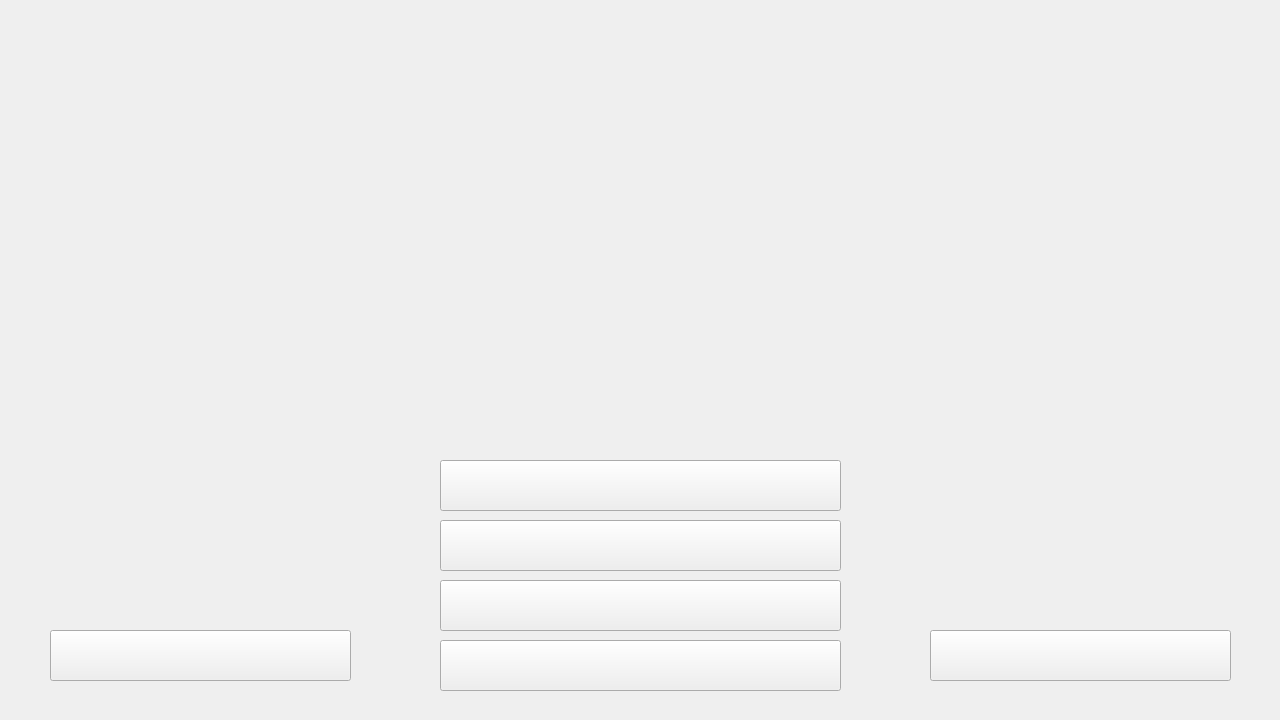
This is client/windows/mainwindow.ui in HFDLYS/HeartstringsResonance as Qt 5 draws it before an edit. The edited form follows.
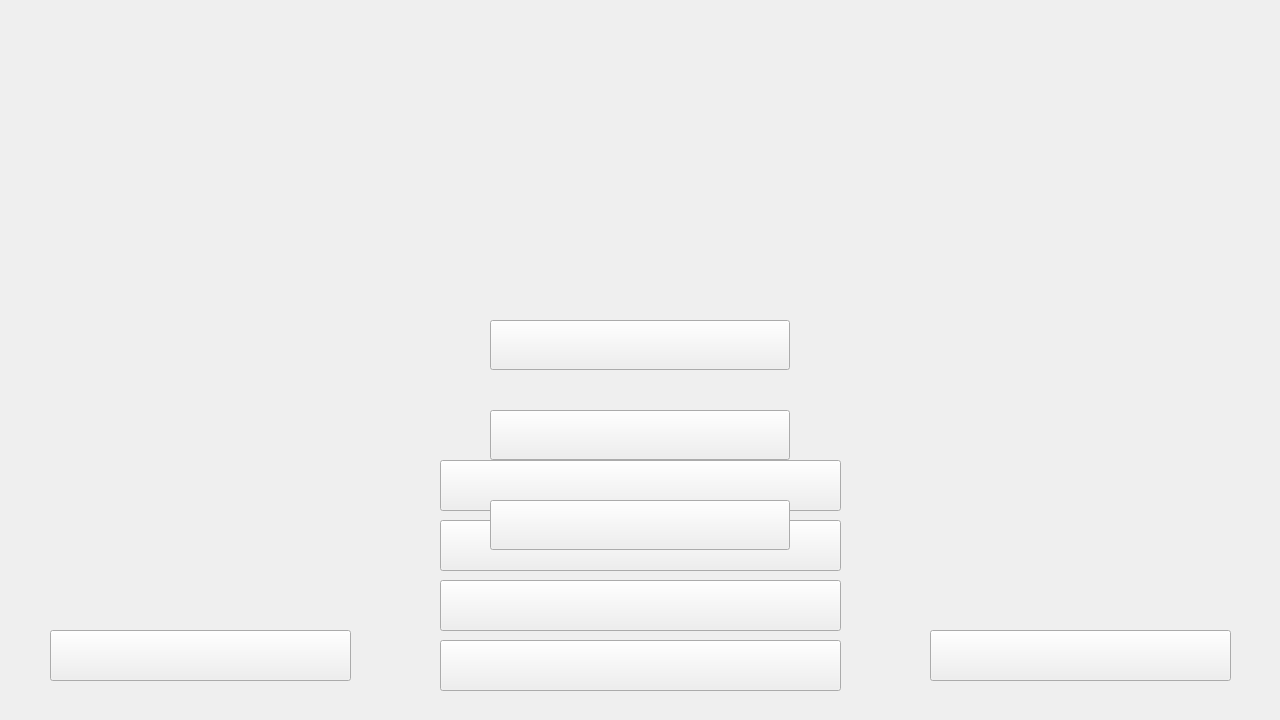
This is the edited form. Icons and pictures are not drawn.

What changed in the file:
```diff
--- a/client/windows/mainwindow.ui
+++ b/client/windows/mainwindow.ui
@@ -259,6 +259,89 @@
       <set>Qt::AlignmentFlag::AlignCenter</set>
      </property>
     </widget>
+    <widget class="QWidget" name="selectwidget" native="true">
+     <property name="geometry">
+      <rect>
+       <x>365</x>
+       <y>150</y>
+       <width>550</width>
+       <height>500</height>
+      </rect>
+     </property>
+     <property name="styleSheet">
+      <string notr="true">#selectwidget{border-image:url(:/images/mainwindow/board.png)}</string>
+     </property>
+     <widget class="QPushButton" name="btnMedium">
+      <property name="geometry">
+       <rect>
+        <x>125</x>
+        <y>260</y>
+        <width>300</width>
+        <height>50</height>
+       </rect>
+      </property>
+      <property name="styleSheet">
+       <string notr="true">QPushButton#btnMedium{border-image:url(:/images/mainwindow/2.png)}
+QPushButton::pressed#btnConfig{border-image:url(:/images/mainwindow/2-.png)}</string>
+      </property>
+      <property name="text">
+       <string/>
+      </property>
+     </widget>
+     <widget class="QPushButton" name="btnHard">
+      <property name="geometry">
+       <rect>
+        <x>125</x>
+        <y>350</y>
+        <width>300</width>
+        <height>50</height>
+       </rect>
+      </property>
+      <property name="styleSheet">
+       <string notr="true">QPushButton#btnHard{border-image:url(:/images/mainwindow/3.png)}
+QPushButton::pressed#btnConfig{border-image:url(:/images/mainwindow/3-.png)}</string>
+      </property>
+      <property name="text">
+       <string/>
+      </property>
+     </widget>
+     <widget class="QPushButton" name="btnEasy">
+      <property name="geometry">
+       <rect>
+        <x>125</x>
+        <y>170</y>
+        <width>300</width>
+        <height>50</height>
+       </rect>
+      </property>
+      <property name="styleSheet">
+       <string notr="true">QPushButton#btnEasy{border-image:url(:/images/mainwindow/1.png)}
+QPushButton::pressed#btnEasy{border-image:url(:/images/mainwindow/1-.png)}</string>
+      </property>
+      <property name="text">
+       <string/>
+      </property>
+     </widget>
+     <widget class="QPushButton" name="btnBack">
+      <property name="geometry">
+       <rect>
+        <x>40</x>
+        <y>320</y>
+        <width>91</width>
+        <height>121</height>
+       </rect>
+      </property>
+      <property name="styleSheet">
+       <string notr="true">QPushButton {
+    background-color: transparent;
+    border: none;
+}</string>
+      </property>
+      <property name="text">
+       <string/>
+      </property>
+     </widget>
+    </widget>
     <zorder>shadow</zorder>
     <zorder>btnRank</zorder>
     <zorder>btnConfig</zorder>
@@ -267,6 +350,7 @@
     <zorder>rbtnSolo</zorder>
     <zorder>btnQuit</zorder>
     <zorder>btnAbout</zorder>
+    <zorder>selectwidget</zorder>
    </widget>
   </widget>
  </widget>
```
